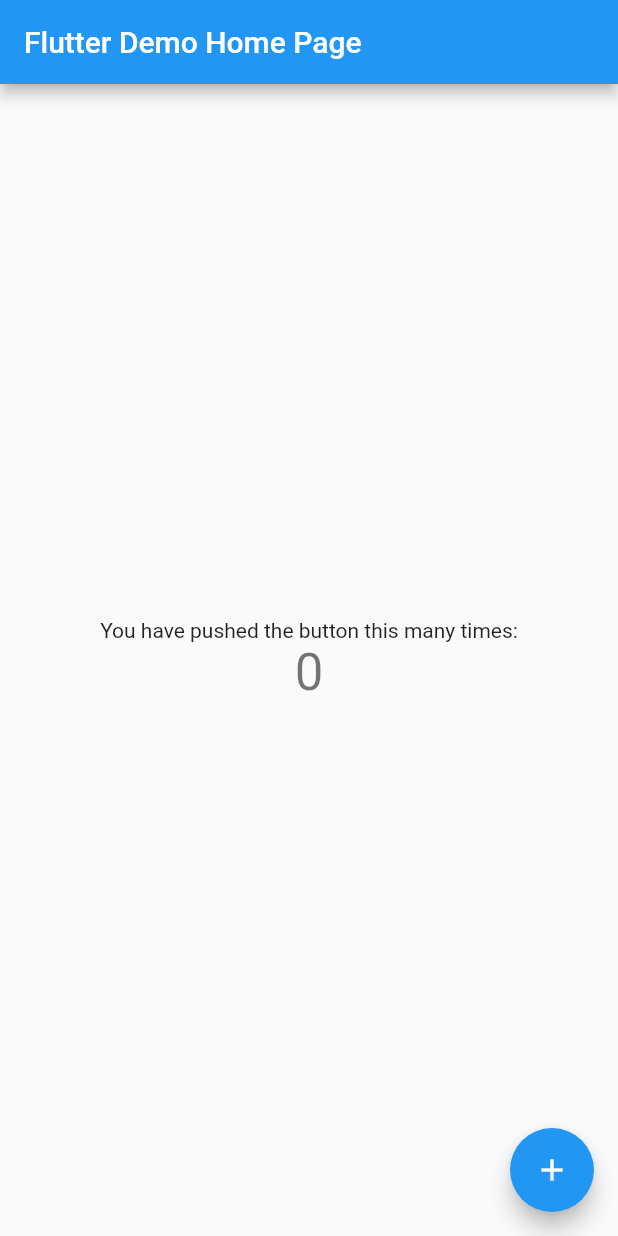
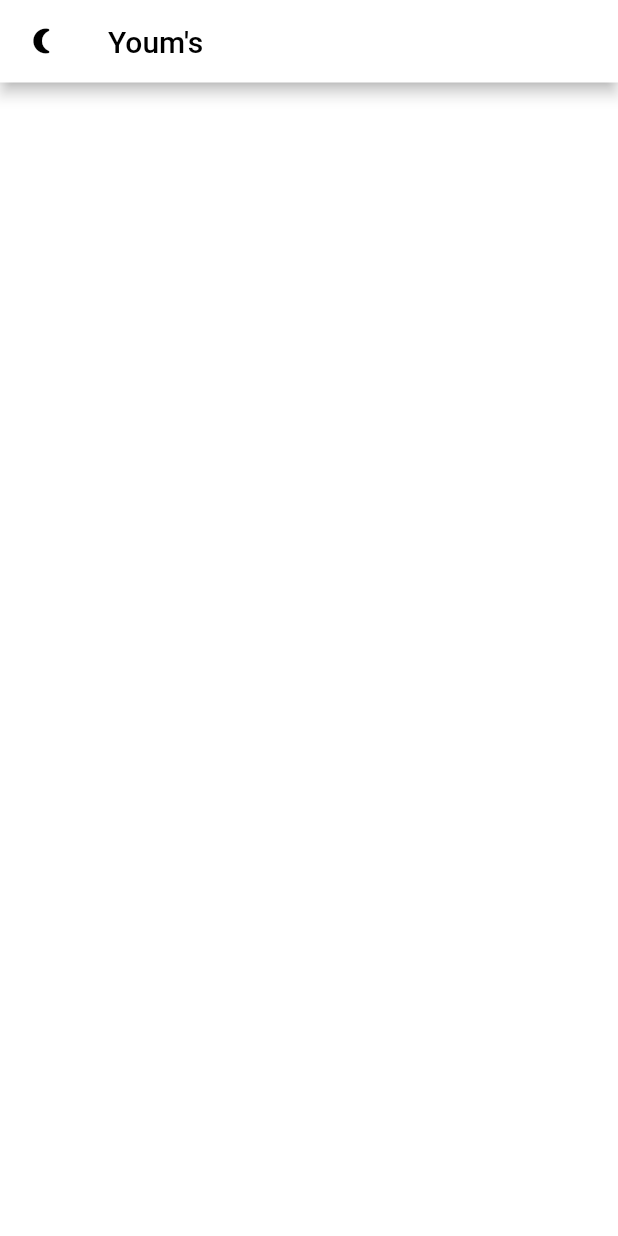
Before and after one commit to bricekk/youmsapp, a Flutter app: the screen it shows after launch, on a phone screen of 412 x 824 dp. Run offline on Flutter 3.47's test engine with Material 2 defaults, Android fonts, the phone set to English and light mode, and no system bars; our stand-ins replace get, get_storage.

Commit message:
SwitchThemeMode:dark:light ok

```diff
--- a/workspace-frontend/mobileapp/lib/main.dart
+++ b/workspace-frontend/mobileapp/lib/main.dart
@@ -1,115 +1,28 @@
 import 'package:flutter/material.dart';
+import 'package:get_storage/get_storage.dart';
+import 'package:youmspay/ui/homePage.dart';
+import 'package:youmspay/utils/themeService.dart';
+import 'package:youmspay/utils/themedef.dart';
+import 'package:get/get_navigation/src/root/get_material_app.dart';
 
-void main() {
-  runApp(const MyApp());
+
+Future<void> main() async{
+  await GetStorage.init();
+  runApp( const MyApp());
 }
 
 class MyApp extends StatelessWidget {
   const MyApp({Key? key}) : super(key: key);
 
-  // This widget is the root of your application.
   @override
   Widget build(BuildContext context) {
-    return MaterialApp(
-      title: 'Flutter Demo',
-      theme: ThemeData(
-        // This is the theme of your application.
-        //
-        // Try running your application with "flutter run". You'll see the
-        // application has a blue toolbar. Then, without quitting the app, try
-        // changing the primarySwatch below to Colors.green and then invoke
-        // "hot reload" (press "r" in the console where you ran "flutter run",
-        // or simply save your changes to "hot reload" in a Flutter IDE).
-        // Notice that the counter didn't reset back to zero; the application
-        // is not restarted.
-        primarySwatch: Colors.blue,
-      ),
-      home: const MyHomePage(title: 'Flutter Demo Home Page'),
+    return GetMaterialApp(
+      debugShowCheckedModeBanner: false,
+      title: "Youm's",
+      themeMode:ThemeService().theme,
+      theme: ThemeClass.light,
+      darkTheme: ThemeClass.dark,
+      home: HomePage(),
     );
   }
 }
-
-class MyHomePage extends StatefulWidget {
-  const MyHomePage({Key? key, required this.title}) : super(key: key);
-
-  // This widget is the home page of your application. It is stateful, meaning
-  // that it has a State object (defined below) that contains fields that affect
-  // how it looks.
-
-  // This class is the configuration for the state. It holds the values (in this
-  // case the title) provided by the parent (in this case the App widget) and
-  // used by the build method of the State. Fields in a Widget subclass are
-  // always marked "final".
-
-  final String title;
-
-  @override
-  State<MyHomePage> createState() => _MyHomePageState();
-}
-
-class _MyHomePageState extends State<MyHomePage> {
-  int _counter = 0;
-
-  void _incrementCounter() {
-    setState(() {
-      // This call to setState tells the Flutter framework that something has
-      // changed in this State, which causes it to rerun the build method below
-      // so that the display can reflect the updated values. If we changed
-      // _counter without calling setState(), then the build method would not be
-      // called again, and so nothing would appear to happen.
-      _counter++;
-    });
-  }
-
-  @override
-  Widget build(BuildContext context) {
-    // This method is rerun every time setState is called, for instance as done
-    // by the _incrementCounter method above.
-    //
-    // The Flutter framework has been optimized to make rerunning build methods
-    // fast, so that you can just rebuild anything that needs updating rather
-    // than having to individually change instances of widgets.
-    return Scaffold(
-      appBar: AppBar(
-        // Here we take the value from the MyHomePage object that was created by
-        // the App.build method, and use it to set our appbar title.
-        title: Text(widget.title),
-      ),
-      body: Center(
-        // Center is a layout widget. It takes a single child and positions it
-        // in the middle of the parent.
-        child: Column(
-          // Column is also a layout widget. It takes a list of children and
-          // arranges them vertically. By default, it sizes itself to fit its
-          // children horizontally, and tries to be as tall as its parent.
-          //
-          // Invoke "debug painting" (press "p" in the console, choose the
-          // "Toggle Debug Paint" action from the Flutter Inspector in Android
-          // Studio, or the "Toggle Debug Paint" command in Visual Studio Code)
-          // to see the wireframe for each widget.
-          //
-          // Column has various properties to control how it sizes itself and
-          // how it positions its children. Here we use mainAxisAlignment to
-          // center the children vertically; the main axis here is the vertical
-          // axis because Columns are vertical (the cross axis would be
-          // horizontal).
-          mainAxisAlignment: MainAxisAlignment.center,
-          children: <Widget>[
-            const Text(
-              'You have pushed the button this many times:',
-            ),
-            Text(
-              '$_counter',
-              style: Theme.of(context).textTheme.headline4,
-            ),
-          ],
-        ),
-      ),
-      floatingActionButton: FloatingActionButton(
-        onPressed: _incrementCounter,
-        tooltip: 'Increment',
-        child: const Icon(Icons.add),
-      ), // This trailing comma makes auto-formatting nicer for build methods.
-    );
-  }
-}
--- /dev/null
+++ b/workspace-frontend/mobileapp/lib/ui/homePage.dart
@@ -0,0 +1,32 @@
+import 'package:flutter/material.dart';
+import 'package:youmspay/widgets/customAppBar.dart';
+
+class HomePage extends StatefulWidget {
+  const HomePage({Key? key}) : super(key: key);
+
+  @override
+  State<HomePage> createState() => _HomePageState();
+}
+
+class _HomePageState extends State<HomePage> {
+
+  @override
+  void initState() {
+    super.initState();
+  }
+
+  Widget build(BuildContext context) {
+    return Scaffold(
+      appBar: CustomAppBar(),
+      body: SingleChildScrollView(
+        child: Container(
+          child: Column(
+            children: [
+
+            ],
+          ),
+        ),
+      ),
+    );
+  }
+}
--- /dev/null
+++ b/workspace-frontend/mobileapp/lib/utils/themeService.dart
@@ -0,0 +1,26 @@
+import 'package:flutter/material.dart';
+import 'package:get_storage/get_storage.dart';
+import 'package:get/get.dart';
+
+class ThemeService {
+
+  final _box = GetStorage();
+  final _key = 'isDarkMode';
+
+  /// Get isDarkMode info from local storage and return ThemeMode
+  ThemeMode get theme => _loadThemeFromBox() ? ThemeMode.dark : ThemeMode.light;
+
+  /// Load isDArkMode from local storage and if it's empty, returns false (that means default theme is light)
+  bool _loadThemeFromBox() => _box.read(_key) ?? false;
+
+  /// Save isDarkMode to local storage
+  _saveThemeToBox(bool isDarkMode) => _box.write((_key), isDarkMode);
+
+
+  /// Switch theme and save to local storage
+  void switchTheme() async {
+    Get.changeThemeMode(_loadThemeFromBox() ? ThemeMode.light : ThemeMode.dark);
+    await _saveThemeToBox(!_loadThemeFromBox());
+    print("ThemeMode: ${Get.isDarkMode?"light":"dark"}");
+  }
+}
--- /dev/null
+++ b/workspace-frontend/mobileapp/lib/utils/themedef.dart
@@ -0,0 +1,20 @@
+import 'package:flutter/material.dart';
+
+class ThemeClass{
+
+  static ThemeData light = ThemeData(
+      scaffoldBackgroundColor: Colors.white,
+      colorScheme: ColorScheme.light(),
+      appBarTheme: AppBarTheme(
+        backgroundColor: Colors.white,
+      )
+  );
+
+  static ThemeData dark = ThemeData(
+      scaffoldBackgroundColor: Colors.grey,
+      colorScheme: ColorScheme.dark(),
+      appBarTheme: AppBarTheme(
+        backgroundColor: Colors.black,
+      )
+  );
+}
--- /dev/null
+++ b/workspace-frontend/mobileapp/lib/widgets/customAppBar.dart
@@ -0,0 +1,31 @@
+import 'package:flutter/material.dart';
+import 'package:get/get.dart';
+
+import '../utils/themeService.dart';
+
+class CustomAppBar extends StatelessWidget implements PreferredSizeWidget {
+  const CustomAppBar({Key? key}) : super(key: key);
+
+  @override
+  Widget build(BuildContext context) {
+    return AppBar(
+        title: Text('Youm\'s',
+        style: TextStyle(
+          color: Get.isDarkMode?Colors.white:Colors.black,
+        ),),
+        backgroundColor: Theme.of(context).appBarTheme.backgroundColor,
+        leading: GestureDetector(
+          onTap: () {
+            ThemeService().switchTheme();
+          },
+          child: Icon(
+              Get.isDarkMode ? Icons.wb_sunny_outlined : Icons.nightlight_round,
+              size: 20,
+              color: Get.isDarkMode ? Colors.white : Colors.black),
+        ),
+        );
+  }
+
+  @override
+  Size get preferredSize => const Size.fromHeight(55);
+}
```
Also changed, not shown: workspace-frontend/mobileapp/pubspec.yaml (+7 -2 lines), workspace-frontend/mobileapp/pubspec.lock, 1 other file.
